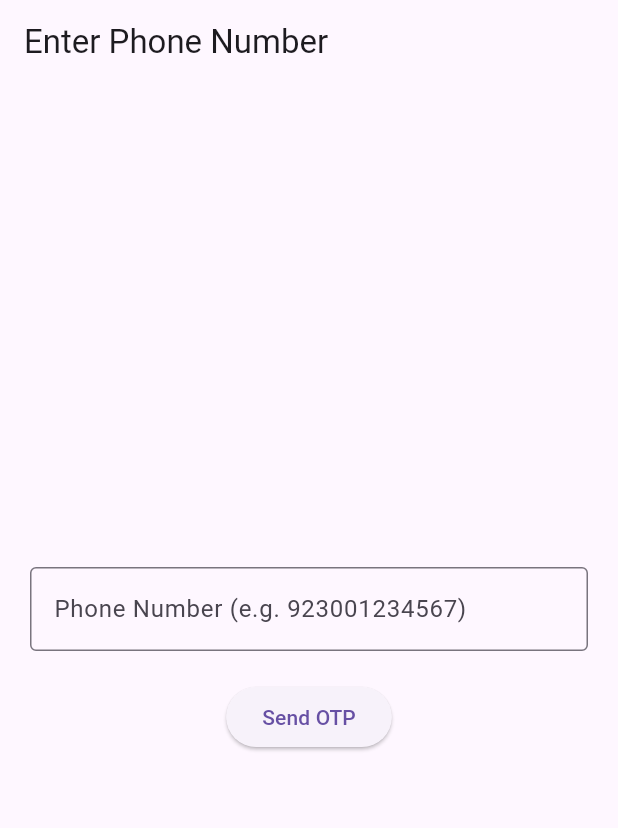
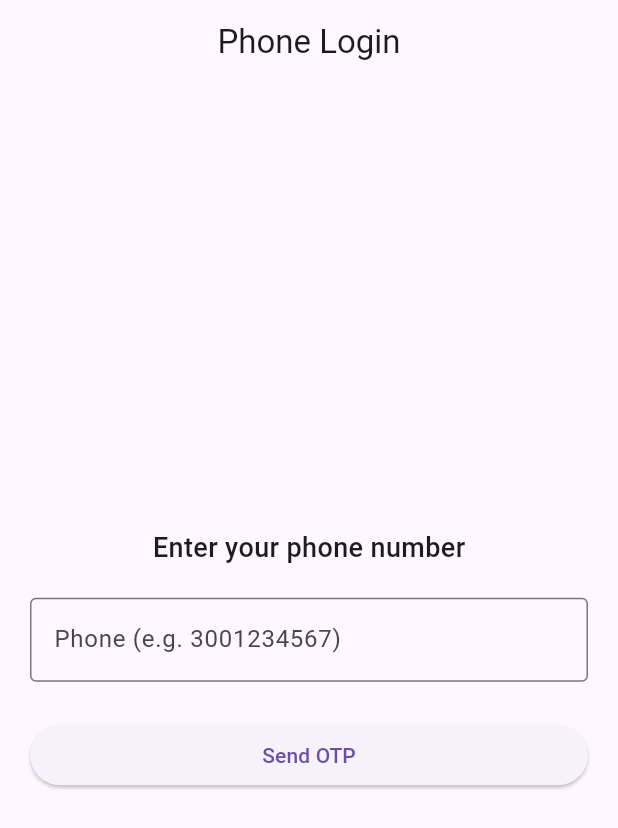
Before and after one commit to ibad-r/Chat_Application, a Flutter app: the screen it shows after launch, on a phone screen of 412 x 824 dp. Shown: the top 828 px of the screen. Run offline on Flutter 3.47's test engine with Material 3 defaults, Android fonts, the phone set to English and light mode, and no system bars; our stand-ins replace cloud_firestore, firebase_auth, firebase_core, firebase_storage, image_picker, socket_io_client; accounts and stored records are empty.

Commit message:
add firebase user

```diff
--- a/lib/main.dart
+++ b/lib/main.dart
@@ -3,32 +3,58 @@ import 'package:firebase_core/firebase_core.dart';
 import 'firebase_options.dart';
 import 'phone_login_screen.dart';
 import 'main_layout.dart';
+import 'profile_setup_screen.dart';
 import 'package:firebase_auth/firebase_auth.dart';
-import 'services/socket_service.dart';
+import 'package:cloud_firestore/cloud_firestore.dart';
 
 void main() async {
   WidgetsFlutterBinding.ensureInitialized();
   await Firebase.initializeApp(options: DefaultFirebaseOptions.currentPlatform);
 
-  final user = FirebaseAuth.instance.currentUser;
-
-  // Connect SocketService only if user is logged in
-  if (user != null) {
-    await SocketService().connect();
-  }
-
-  runApp(MyApp(user: user));
+  runApp(const MyApp());
 }
 
 class MyApp extends StatelessWidget {
-  final User? user;
-  const MyApp({super.key, this.user});
+  const MyApp({super.key});
+
+  Future<Widget> _checkLoginFlow() async {
+    final user = FirebaseAuth.instance.currentUser;
+
+    // User NOT logged in → Go to phone login
+    if (user == null) {
+      return const PhoneLoginScreen();
+    }
+
+    // User logged in → Check Firestore profile
+    final doc = await FirebaseFirestore.instance
+        .collection("users")
+        .doc(user.uid)
+        .get();
+
+    if (doc.exists) {
+      // Profile exists → Go to Main Home Layout
+      return MainLayout();
+    } else {
+      // First login → Go to Profile Setup Page
+      return ProfileSetupScreen(phone: user.phoneNumber ?? "");
+    }
+  }
 
   @override
   Widget build(BuildContext context) {
     return MaterialApp(
       debugShowCheckedModeBanner: false,
-      home: user == null ? const PhoneLoginScreen() : MainLayout(), // removed const
+      home: FutureBuilder<Widget>(
+        future: _checkLoginFlow(),
+        builder: (context, snapshot) {
+          if (!snapshot.hasData) {
+            return const Scaffold(
+              body: Center(child: CircularProgressIndicator()),
+            );
+          }
+          return snapshot.data!;
+        },
+      ),
     );
   }
 }
--- a/lib/phone_login_screen.dart
+++ b/lib/phone_login_screen.dart
@@ -1,8 +1,6 @@
-// phone_login_screen.dart
 import 'package:flutter/material.dart';
 import 'package:firebase_auth/firebase_auth.dart';
 import 'otp_verification_screen.dart';
-import 'package:firebase_auth/firebase_auth.dart';
 
 class PhoneLoginScreen extends StatefulWidget {
   const PhoneLoginScreen({super.key});
@@ -16,38 +14,55 @@ class _PhoneLoginScreenState extends State<PhoneLoginScreen> {
   bool _loading = false;
 
   Future<void> _sendOtp() async {
-    final phone = _phoneController.text.trim();
+    String phone = _phoneController.text.trim();
 
+    // Normalize phone number
+    if (phone.startsWith("0")) {
+      phone = phone.substring(1);
+    }
+
+    // Final full phone with +92
+    final fullPhone = "+92$phone";
+
+    // Validate phone
     if (phone.isEmpty || phone.length < 10) {
       ScaffoldMessenger.of(context).showSnackBar(
-        const SnackBar(content: Text("Enter a valid phone number")),
+        const SnackBar(content: Text("Enter a valid Pakistani phone number.")),
       );
       return;
     }
 
     setState(() => _loading = true);
 
+    try {
       await FirebaseAuth.instance.verifyPhoneNumber(
-      phoneNumber: "+$phone",
-      verificationCompleted: (cred) {},
-      verificationFailed: (error) {
+        phoneNumber: fullPhone,
+        verificationCompleted: (PhoneAuthCredential cred) async {
+          // (Optional) auto verification
+        },
+        verificationFailed: (FirebaseAuthException error) {
           ScaffoldMessenger.of(context).showSnackBar(
-          SnackBar(content: Text("Error: ${error.message}")),
+            SnackBar(content: Text("Verification failed: ${error.message}")),
           );
         },
-      codeSent: (verificationId, token) {
+        codeSent: (String verificationId, int? resendToken) {
           Navigator.push(
             context,
             MaterialPageRoute(
               builder: (context) => OtpVerificationScreen(
                 verificationId: verificationId,
-              phone: phone,
+                phone: fullPhone,
               ),
             ),
           );
         },
-      codeAutoRetrievalTimeout: (verificationId) {},
+        codeAutoRetrievalTimeout: (String verificationId) {},
       );
+    } catch (e) {
+      ScaffoldMessenger.of(context).showSnackBar(
+        SnackBar(content: Text("Error sending OTP: $e")),
+      );
+    }
 
     setState(() => _loading = false);
   }
@@ -56,27 +71,47 @@ class _PhoneLoginScreenState extends State<PhoneLoginScreen> {
   Widget build(BuildContext context) {
     return Scaffold(
       appBar: AppBar(
-        title: const Text("Enter Phone Number"),
+        title: const Text("Phone Login"),
+        centerTitle: true,
       ),
       body: Padding(
         padding: const EdgeInsets.all(20),
         child: Column(
           mainAxisAlignment: MainAxisAlignment.center,
           children: [
+            const Text(
+              "Enter your phone number",
+              style: TextStyle(fontSize: 18, fontWeight: FontWeight.w500),
+            ),
+            const SizedBox(height: 20),
+
+            // Phone number input
             TextField(
               controller: _phoneController,
               keyboardType: TextInputType.phone,
               decoration: const InputDecoration(
-                label: Text("Phone Number (e.g. 923001234567)"),
+                label: Text("Phone (e.g. 3001234567)"),
+                prefixText: "+92 ",
                 border: OutlineInputBorder(),
               ),
             ),
-            const SizedBox(height: 20),
-            ElevatedButton(
+
+            const SizedBox(height: 25),
+
+            // Send OTP Button
+            SizedBox(
+              width: double.infinity,
+              child: ElevatedButton(
                 onPressed: _loading ? null : _sendOtp,
                 child: _loading
-                  ? const CircularProgressIndicator(color: Colors.white)
+                    ? const SizedBox(
+                  height: 22,
+                  width: 22,
+                  child:
+                  CircularProgressIndicator(color: Colors.white),
+                )
                     : const Text("Send OTP"),
+              ),
             ),
           ],
         ),
```
Also changed, not shown: lib/find_friends_screen.dart (added, +112 -0 lines), lib/main_layout.dart (+77 -56 lines), lib/otp_verification_screen.dart (+43 -11 lines), lib/profile_screen.dart (+70 -46 lines), lib/profile_setup_screen.dart (+24 -8 lines), lib/chat_detail_screen.dart (deleted), lib/chat_list_screen.dart (deleted). Lines whose indentation alone changed are shown as unchanged.
